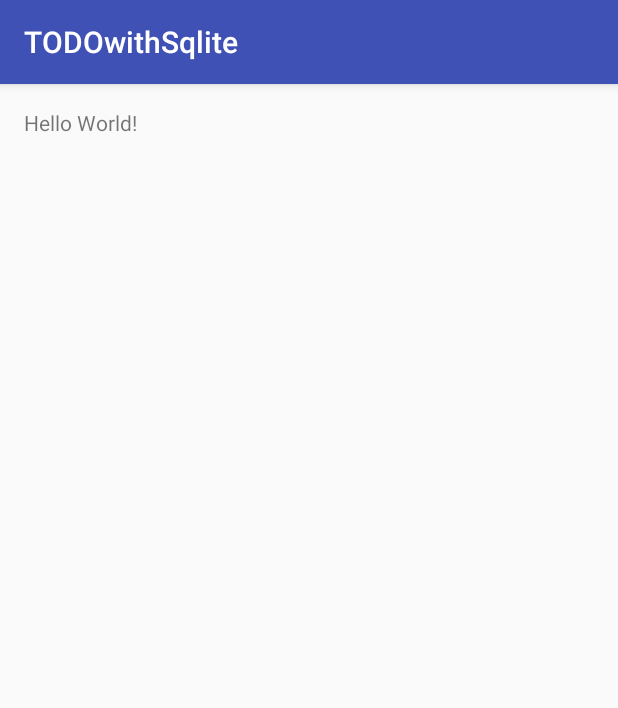
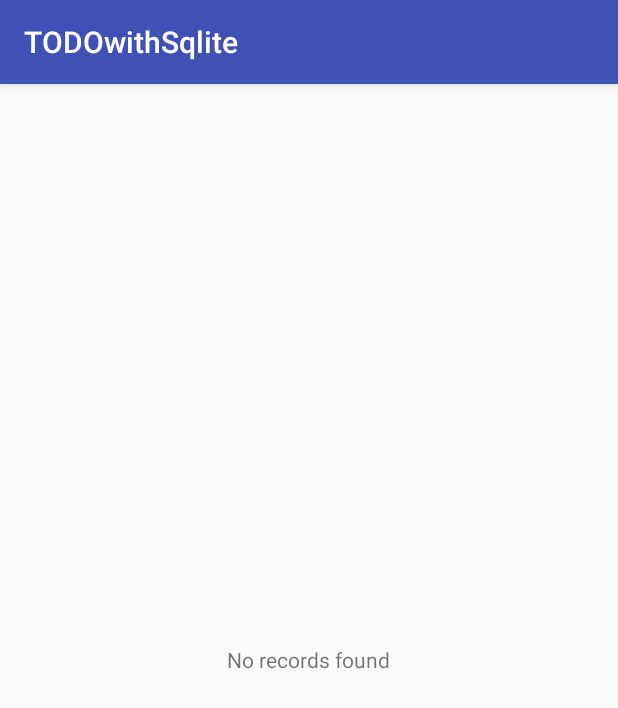
Before and after one commit to krajacic/TODOwithSqlite, an Android app: the screen it shows after launch (MainActivity), on a phone screen of 412 x 824 dp. Shown: the top 708 px of the screen. Run offline under Robolectric (Android 15) with nearby library versions, the phone set to English and light mode, and no system bars; 4 statements that could not run were skipped.

Commit message:
Source: http://javatechig.com/android/android-sqlite-database-tutorial

```diff
--- a/app/src/main/java/cawabanga/com/todowithsqlite/MainActivity.java
+++ b/app/src/main/java/cawabanga/com/todowithsqlite/MainActivity.java
@@ -1,15 +1,81 @@
 package cawabanga.com.todowithsqlite;
 
+import android.content.Intent;
+import android.database.Cursor;
 import android.os.Bundle;
 import android.support.v7.app.AppCompatActivity;
+import android.view.Menu;
+import android.view.MenuItem;
+import android.view.View;
+import android.widget.AdapterView;
+import android.widget.ListView;
+import android.widget.SimpleCursorAdapter;
+import android.widget.TextView;
 
 public class MainActivity extends AppCompatActivity {
 
-
+    private SQLController dbcon;
+    private ListView listView;
 
     @Override
     protected void onCreate(Bundle savedInstanceState) {
         super.onCreate(savedInstanceState);
         setContentView(R.layout.activity_main);
+
+        dbcon = new SQLController(this);
+        dbcon.open();
+        listView = (ListView) findViewById(R.id.list_view);
+        listView.setEmptyView(findViewById(R.id.empty));
+
+        //Attach data from db into listview using cursor adapter
+        Cursor cursor = dbcon.fetch();
+        String[] from = new String[] {DBhelper._ID, DBhelper.TODO_SUBJECT, DBhelper.TODO_DESC};
+        int[] to = new int[] {R.id.id, R.id.title, R.id.desc};
+
+        SimpleCursorAdapter adapter = new SimpleCursorAdapter(this,
+                R.layout.activity_view_record, cursor, from, to);
+
+
+        adapter.notifyDataSetChanged();
+        listView.setAdapter(adapter);
+
+        // OnCLickListiner For List Items
+        listView.setOnItemClickListener(new AdapterView.OnItemClickListener() {
+            @Override
+            public void onItemClick(AdapterView<?> parent, View view,
+                                    int position, long viewId) {
+                TextView id_tv = (TextView) view.findViewById(R.id.id);
+                TextView title_tv = (TextView) view.findViewById(R.id.title);
+                TextView desc_tv = (TextView) view.findViewById(R.id.desc);
+
+                String id = id_tv.getText().toString();
+                String title = title_tv.getText().toString();
+                String desc = desc_tv.getText().toString();
+
+                Intent modify_intent = new Intent(getApplicationContext(),
+                        ModifyTodoActivity.class);
+                modify_intent.putExtra("title", title);
+                modify_intent.putExtra("desc", desc);
+                modify_intent.putExtra("id", id);
+                startActivity(modify_intent);
+            }
+        });
+    }
+
+    @Override
+    public boolean onCreateOptionsMenu(Menu menu) {
+        getMenuInflater().inflate(R.menu.main, menu);
+        return true;
+    }
+
+    @Override
+    public boolean onOptionsItemSelected(MenuItem item) {
+        int id = item.getItemId();
+        if (id == R.id.add_record) {
+            Intent add_mem = new Intent(this, AddTodoActivity.class);
+            startActivity(add_mem);
+            return true;
+        }
+        return super.onOptionsItemSelected(item);
     }
 }
--- a/app/src/main/java/cawabanga/com/todowithsqlite/SQLController.java
+++ b/app/src/main/java/cawabanga/com/todowithsqlite/SQLController.java
@@ -3,5 +3,61 @@ package cawabanga.com.todowithsqlite;
 /**
  * Created by croatan on 30.11.2015..
  */
+
+import android.content.ContentValues;
+import android.content.Context;
+import android.database.Cursor;
+import android.database.SQLException;
+import android.database.sqlite.SQLiteDatabase;
+
 public class SQLController {
+
+    private DBhelper dbHelper;
+
+    private Context context;
+
+    private SQLiteDatabase database;
+
+    public SQLController(Context c) {
+        context = c;
+    }
+
+    public SQLController open() throws SQLException {
+        dbHelper = new DBhelper(context);
+        database = dbHelper.getWritableDatabase();
+        return this;
+    }
+
+    public void close() {
+        database.close();
+    }
+
+    public void insert(String name, String desc) {
+        ContentValues contentValue = new ContentValues();
+        contentValue.put(DBhelper.TODO_SUBJECT, name);
+        contentValue.put(DBhelper.TODO_DESC, desc);
+        database.insert(DBhelper.TABLE_NAME, null, contentValue);
+    }
+
+    public Cursor fetch() {
+        String[] columns = new String[] { DBhelper._ID, DBhelper.TODO_SUBJECT, DBhelper.TODO_DESC };
+        Cursor cursor = database.query(DBhelper.TABLE_NAME, columns, null, null, null, null, null);
+        if (cursor != null) {
+            cursor.moveToFirst();
+        }
+        return cursor;
+    }
+
+    public int update(long _id, String name, String desc) {
+        ContentValues contentValues = new ContentValues();
+        contentValues.put(DBhelper.TODO_SUBJECT, name);
+        contentValues.put(DBhelper.TODO_DESC, desc);
+        int i = database.update(DBhelper.TABLE_NAME, contentValues, DBhelper._ID + " = " + _id, null);
+        return i;
+    }
+
+    public void delete(long _id) {
+        database.delete(DBhelper.TABLE_NAME, DBhelper._ID + "=" + _id, null);
+    }
+
 }
--- a/app/src/main/res/layout/activity_main.xml
+++ b/app/src/main/res/layout/activity_main.xml
@@ -1,11 +1,21 @@
 <?xml version="1.0" encoding="utf-8"?>
 <RelativeLayout xmlns:android="http://schemas.android.com/apk/res/android"
-    xmlns:tools="http://schemas.android.com/tools" android:layout_width="match_parent"
-    android:layout_height="match_parent" android:paddingLeft="@dimen/activity_horizontal_margin"
-    android:paddingRight="@dimen/activity_horizontal_margin"
-    android:paddingTop="@dimen/activity_vertical_margin"
-    android:paddingBottom="@dimen/activity_vertical_margin" tools:context=".MainActivity">
+    android:layout_width="fill_parent"
+    android:layout_height="fill_parent" >
 
-    <TextView android:text="Hello World!" android:layout_width="wrap_content"
-        android:layout_height="wrap_content" />
+    <ListView
+        android:id="@+id/list_view"
+        android:layout_width="match_parent"
+        android:layout_height="wrap_content"
+        android:dividerHeight="1dp"
+        android:padding="10dp" >
+    </ListView>
+
+    <TextView
+        android:id="@+id/empty"
+        android:layout_width="wrap_content"
+        android:layout_height="wrap_content"
+        android:layout_centerInParent="true"
+        android:text="@string/empty_list_text" />
+
 </RelativeLayout>
```
Also changed, not shown: app/src/main/AndroidManifest.xml (+7 -0 lines), app/src/main/res/values/strings.xml (+8 -0 lines).
